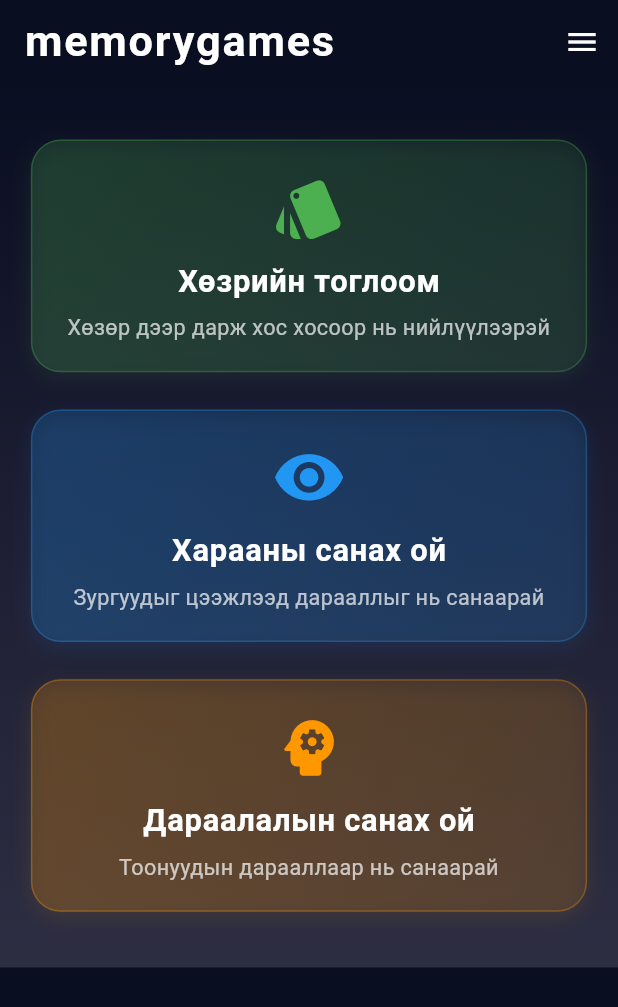
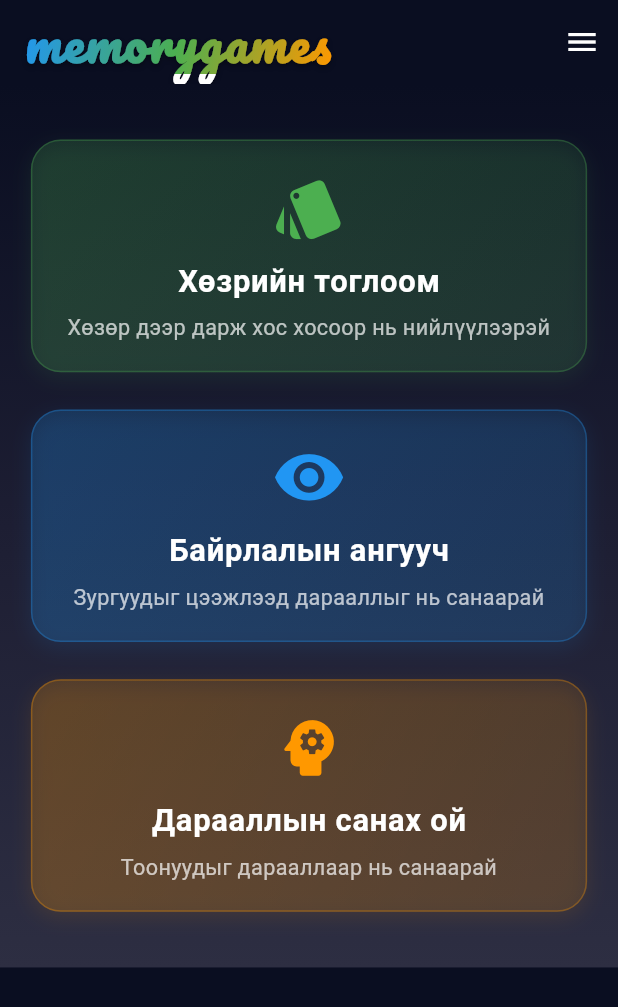
Before and after one commit to ariunsana/diplomajilmemory, a Flutter app: the screen it shows after launch, on a phone screen of 412 x 824 dp. Shown: the top 1007 px of the screen. Run offline on Flutter 3.47's test engine with Material 3 defaults, Android fonts, the phone set to English and light mode, and no system bars; our stand-ins replace audioplayers, confetti, shared_preferences; Roboto replaces fonts that are missing (Poppins).

Commit message:
fix text and style done

```diff
--- a/frontmemorymatch/lib/main.dart
+++ b/frontmemorymatch/lib/main.dart
@@ -46,13 +46,13 @@ class HomePage extends StatelessWidget {
           MaterialPageRoute(builder: (context) => const CardGamePage()),
         );
         break;
-      case 'Харааны санах ой':
+      case 'Байрлалын ангууч':
         Navigator.push(
           context,
           MaterialPageRoute(builder: (context) => const SequenceMemoryPage()),
         );
         break;
-      case 'Дараалалын санах ой':
+      case 'Дарааллын санах ой':
         Navigator.push(
           context,
           MaterialPageRoute(builder: (context) => const ChimpTestPage()),
@@ -75,14 +75,32 @@ class HomePage extends StatelessWidget {
       appBar: AppBar(
         backgroundColor: Colors.transparent,
         elevation: 0,
-        title: Text(
-          'memorygames',
-          style: TextStyle(
-            fontFamily: 'Poppins',
-            fontSize: screenSize.width * 0.07,
-            color: Colors.white,
-            fontWeight: FontWeight.bold,
-            letterSpacing: 1.2,
+        title: ShaderMask(
+          shaderCallback: (bounds) => const LinearGradient(
+            colors: [
+              Color(0xFF2196F3),
+              Color(0xFF4CAF50),
+              Color(0xFFFF9800),
+            ],
+            begin: Alignment.topLeft,
+            end: Alignment.bottomRight,
+          ).createShader(bounds),
+          child: Text(
+            'memorygames',
+            style: TextStyle(
+              fontFamily: 'Pacifico',
+              fontSize: screenSize.width * 0.08,
+              color: Colors.white,
+              fontWeight: FontWeight.bold,
+              letterSpacing: 1.5,
+              shadows: [
+                Shadow(
+                  color: Colors.black.withOpacity(0.3),
+                  offset: const Offset(0, 2),
+                  blurRadius: 4,
+                ),
+              ],
+            ),
           ),
         ),
         actions: [
@@ -129,19 +147,19 @@ class HomePage extends StatelessWidget {
                   _buildGameCard(
                     context,
                     Icons.visibility_rounded,
-                    'Харааны санах ой',
+                    'Байрлалын ангууч',
                     'Зургуудыг цээжлээд дарааллыг нь санаарай',
                     const Color(0xFF2196F3),
-                    () => _navigateToGame(context, 'Харааны санах ой'),
+                    () => _navigateToGame(context, 'Байрлалын ангууч'),
                   ),
                   SizedBox(height: screenSize.height * 0.03),
                   _buildGameCard(
                     context,
                     Icons.psychology_rounded,
-                    'Дараалалын санах ой',
-                    'Тоонуудын дарааллаар нь санаарай',
+                    'Дарааллын санах ой',
+                    'Тоонуудыг дарааллаар нь санаарай',
                     const Color(0xFFFF9800),
-                    () => _navigateToGame(context, 'Дараалалын санах ой'),
+                    () => _navigateToGame(context, 'Дарааллын санах ой'),
                   ),
                   SizedBox(height: screenSize.height * 0.02),
                 ],
--- a/frontmemorymatch/lib/pages/chimp_test_page.dart
+++ b/frontmemorymatch/lib/pages/chimp_test_page.dart
@@ -580,7 +580,7 @@ class _ChimpTestPageState extends State<ChimpTestPage> with SingleTickerProvider
           onPressed: () => Navigator.pop(context),
         ),
         title: Text(
-          'Дараалалын санах ой - Level $_currentLevel',
+          'Дарааллын санах ой - Level $_currentLevel',
           style: const TextStyle(
             color: Colors.white,
             fontSize: 24,
--- a/frontmemorymatch/lib/pages/sequence_memory_page.dart
+++ b/frontmemorymatch/lib/pages/sequence_memory_page.dart
@@ -703,7 +703,7 @@ class _SequenceMemoryPageState extends State<SequenceMemoryPage> with SingleTick
           onPressed: () => Navigator.pop(context),
         ),
         title: Text(
-          'Дараалал санах - Level $_currentLevel',
+          'Байрлалын ангууч - Level $_currentLevel',
           style: const TextStyle(
             color: Colors.white,
             fontSize: 24,
```
Also changed, not shown: frontmemorymatch/pubspec.yaml (+5 -12 lines), frontmemorymatch/assets/fonts/Pacifico-Regular.ttf (added).
